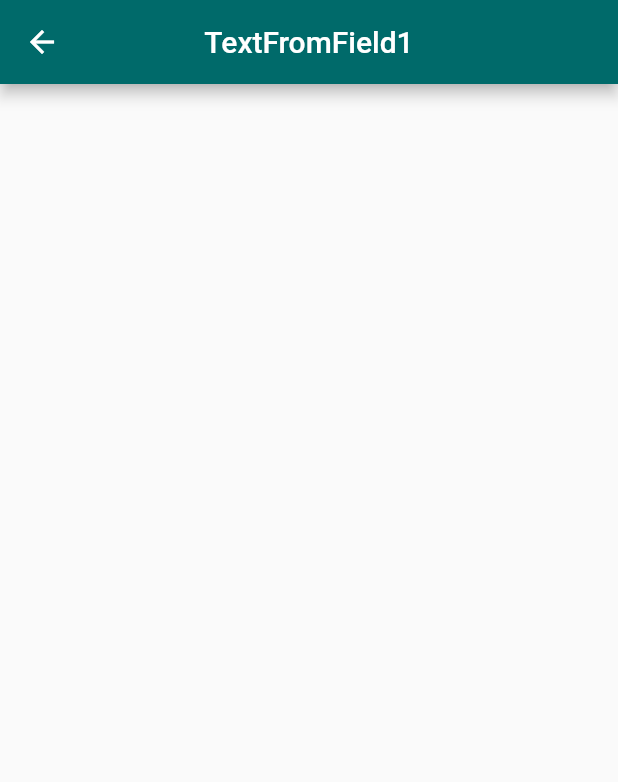
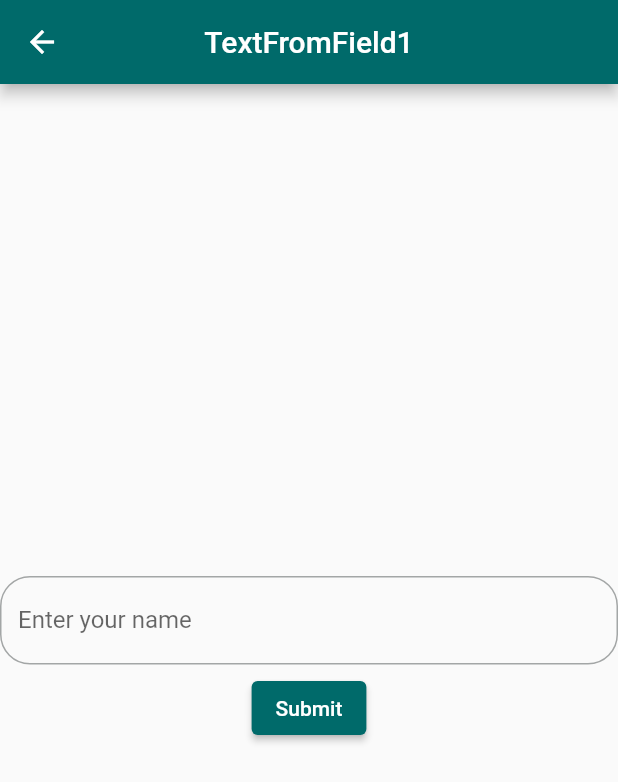
Before and after one commit to Maha6468/flutter_content_on_demand, a Flutter app: the TextFromField screen opened directly, on a phone screen of 412 x 824 dp. Shown: the top 782 px of the screen. Run offline on Flutter 3.47's test engine with Material 3 defaults, Android fonts, the phone set to English and light mode, and no system bars.

Commit message:
Form,TextFormField,Validator

```diff
--- a/lib/practices/practices.dart
+++ b/lib/practices/practices.dart
@@ -8,14 +8,54 @@ class TextFromField extends StatefulWidget {
 }
 
 class _TextFromFieldState extends State<TextFromField> {
+  final _formKey=GlobalKey<FormState>();
+   TextEditingController _nameController=TextEditingController();
   @override
   Widget build(BuildContext context) {
-
     return Scaffold(
       appBar: AppBar(
         title: Text('TextFromField1'),
         centerTitle: true,
       ),
+      body:Center(
+        child: Form(
+          key: _formKey,
+          child: Column(
+            mainAxisAlignment: MainAxisAlignment.center,
+            children: [
+              TextFormField(
+
+                validator: (value){
+                  if (value == null || value.isEmpty){
+                    return 'Name can not be empty';
+                  }
+                  else if(value.contains('@') || value.contains(']') || value.contains('[') ){
+                    return 'Enter a valid Name';
+                  }
+                  else{
+                    return null;
+                  }
+                },
+                controller: _nameController,
+                decoration: InputDecoration(
+                  labelText: 'Enter your name',
+                  hintText: 'Name',
+                  border: OutlineInputBorder(
+                    borderRadius: BorderRadius.circular(20)
+                  )
+                ),
+              ),
+              SizedBox(height: 5,),
+              ElevatedButton(onPressed: (){
+                if(_formKey.currentState!.validate()){
+                  ScaffoldMessenger.of(context).showSnackBar(
+                      SnackBar(content: Text('Processiong Data'),));
+                }
+              }, child:Text('Submit'))
+            ],
+          ),
+        ),
+      ),
     );
   }
 }
```
